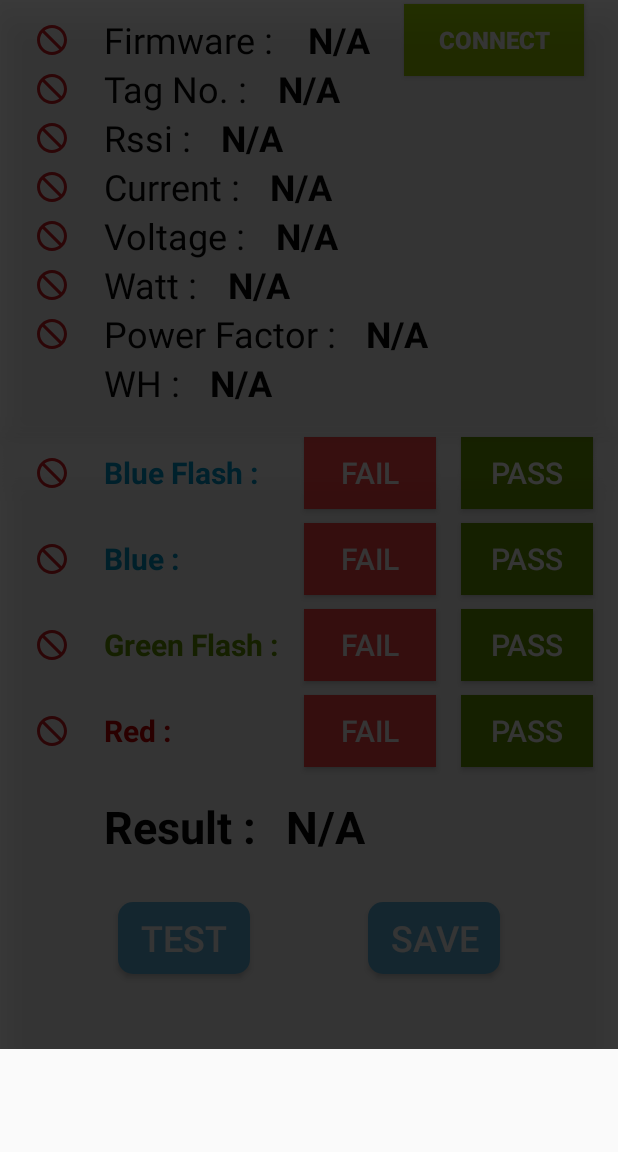
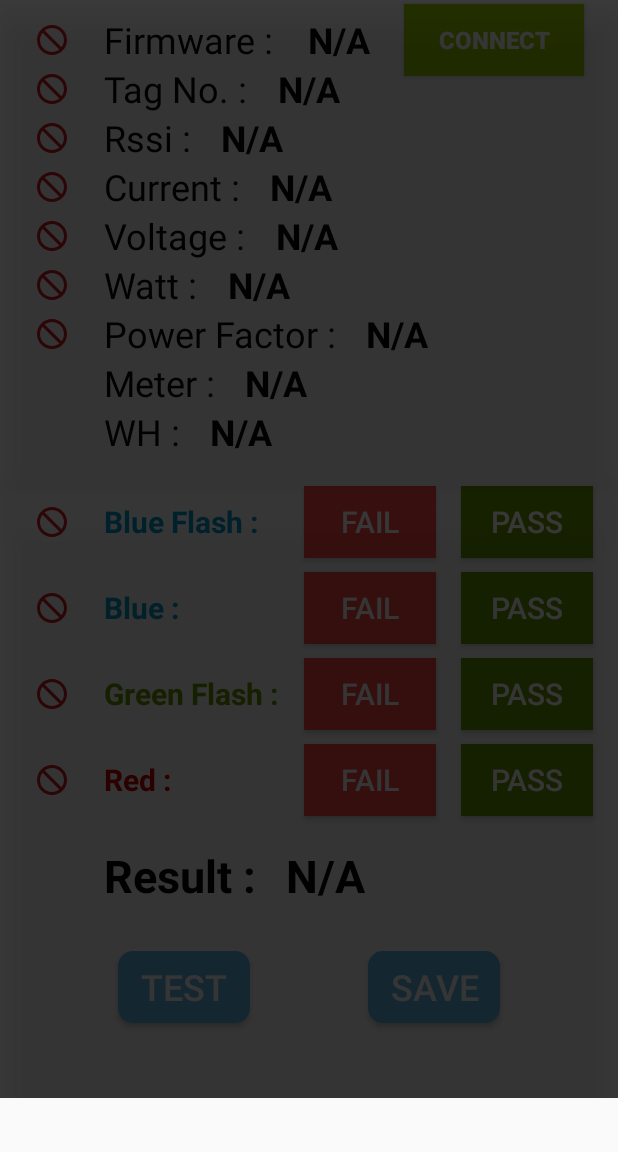
Before and after one commit to mansonase/Test_F116, an Android app: the MainActivity screen opened directly, with no data from a screen before it, on a phone screen of 412 x 824 dp, the part 84-1236 px from its top. Run offline under Robolectric (Android 15) with nearby library versions, the phone set to English and light mode, and no system bars; libraries missing offline, so code that uses them is left out: com.journeyapps.barcodescanner, io.realm; 2 statements that could not run were skipped.

Commit message:
only show AA43 but not determine it

```diff
--- a/app/src/main/java/com/example/testf116/MainActivity.kt
+++ b/app/src/main/java/com/example/testf116/MainActivity.kt
@@ -1032,7 +1032,6 @@ class MainActivity : AppCompatActivity(),View.OnClickListener {
                 mBluetoothLeService?.readRemoteRssii()
             }
 
-            /*
             Thread.sleep(500)
             runOnUiThread {
                 characteristic=(mBluetoothLeService?.getSupportedGattService(GattAttributes.EXTRA_CONTROL)as BluetoothGattService)
@@ -1042,7 +1041,6 @@ class MainActivity : AppCompatActivity(),View.OnClickListener {
                 }
             }
 
-             */
             Thread.sleep(500)
 
             runOnUiThread {
@@ -1211,14 +1209,15 @@ class MainActivity : AppCompatActivity(),View.OnClickListener {
                     text_rssi.setTextColor(Color.RED)
                 }
             }
-            /*
+
             GattAttributes.mMeterVersion->{
                 val deviceMeter=intent.getStringExtra(BluetoothLeService.EXTRA_DATA)
 
-                isMeterpass=(deviceMeter==strMeter)
+                //isMeterpass=(deviceMeter==strMeter)
 
                 text_meter.text=deviceMeter
 
+                /*
                 if (isMeterpass!!){
                     show_meter.setImageResource(R.drawable.ic_baseline_check_circle_outline_24)
                     text_meter.setTextColor(Color.parseColor("#050505"))
@@ -1226,9 +1225,11 @@ class MainActivity : AppCompatActivity(),View.OnClickListener {
                     show_meter.setImageResource(R.drawable.ic_baseline_do_not_disturb_24)
                     text_meter.setTextColor(Color.RED)
                 }
-            }
-
-             */
+
+                 */
+            }
+
+
             GattAttributes.mReadRecordedData->{
                 val array=intent.getStringArrayListExtra(BluetoothLeService.EXTRA_DATA)
                 if (array!=null){
--- a/app/src/main/res/layout/activity_main.xml
+++ b/app/src/main/res/layout/activity_main.xml
@@ -292,8 +292,7 @@
                 android:text="@string/meter"
                 android:textColor="@color/word_black"
                 app:layout_constraintTop_toBottomOf="@+id/title_power_factor"
-                app:layout_constraintStart_toStartOf="@+id/title_firmware"
-                android:visibility="gone"/>
+                app:layout_constraintStart_toStartOf="@+id/title_firmware" />
 
             <TextView
                 android:layout_width="wrap_content"
@@ -306,8 +305,7 @@
                 app:layout_constraintStart_toEndOf="@+id/title_meter"
                 app:layout_constraintTop_toTopOf="@+id/title_meter"
                 app:layout_constraintBottom_toBottomOf="@+id/title_meter"
-                android:textStyle="bold"
-                android:visibility="gone"/>
+                android:textStyle="bold" />
 
 
             <TextView
```
